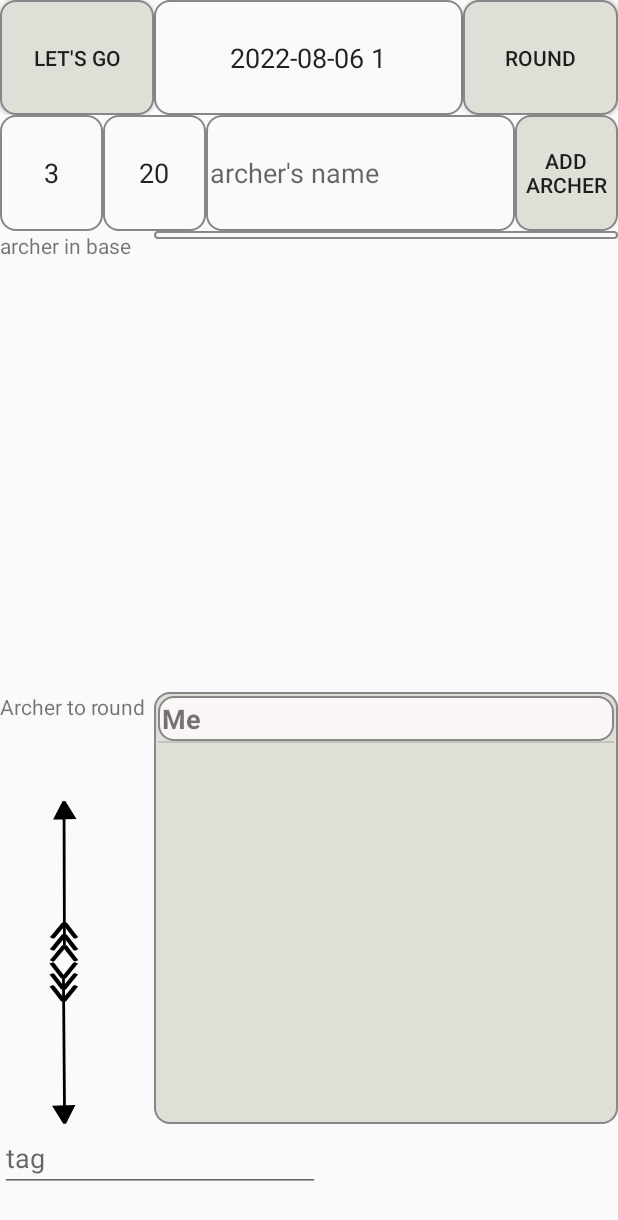
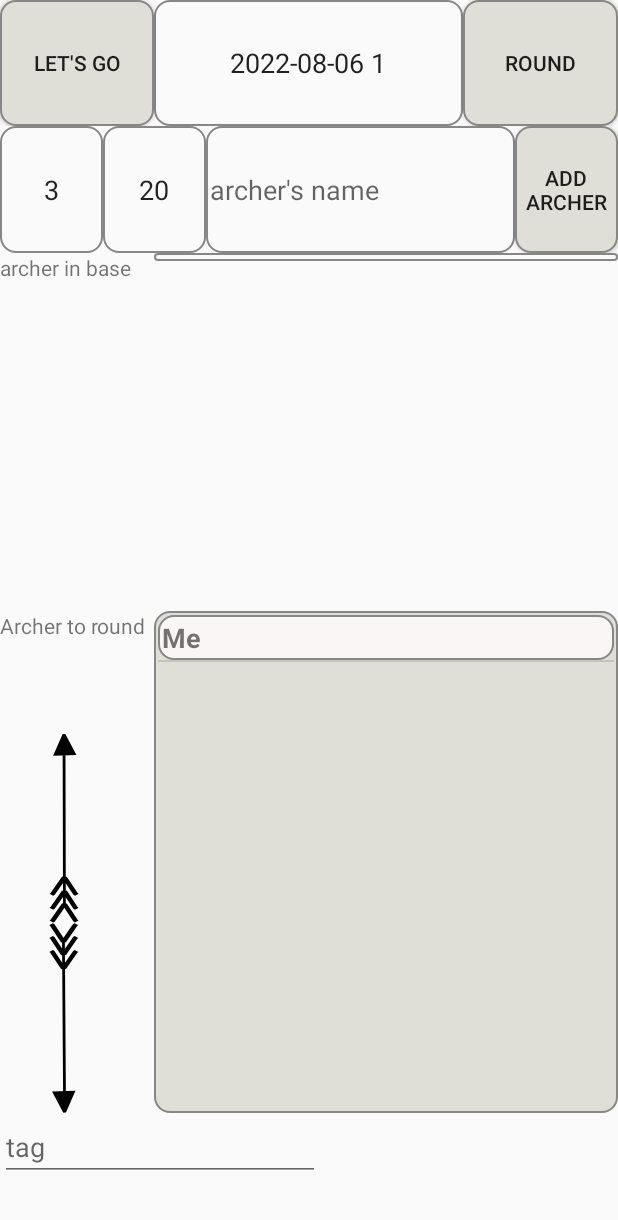
Before and after one commit to jiemeb/CompteCible, an Android app: the screen it shows after launch (Activity_config_round), on a phone screen of 412 x 824 dp. Shown: the top 1220 px of the screen. Run offline under Robolectric (Android 15) with nearby library versions, the phone set to English and light mode, and no system bars; 1 statement that could not run was skipped.

Commit message:
Version Hubert affichage des résultat condensé

```diff
--- a/app/src/main/res/drawable/am_arrow_style_black.xml
+++ b/app/src/main/res/drawable/am_arrow_style_black.xml
@@ -3,11 +3,12 @@
     android:shape="oval"
 >
     <solid android:color="@color/NoirCible" />
+
     <padding
-        android:bottom="3dp"
+        android:bottom="1dp"
         android:left="3dp"
         android:right="3dp"
-        android:top="3dp" />
+        android:top="1dp" />
     <stroke
         android:width="1dp"
         android:color="@color/NoirCible" />
--- a/app/src/main/res/drawable/am_arrow_style_blue.xml
+++ b/app/src/main/res/drawable/am_arrow_style_blue.xml
@@ -4,10 +4,10 @@
 >
     <solid android:color="@color/BleuCible" />
     <padding
-        android:bottom="3dp"
+        android:bottom="1dp"
         android:left="3dp"
         android:right="3dp"
-        android:top="3dp" />
+        android:top="1dp" />
     <stroke
         android:width="1dp"
         android:color="@color/NoirCible" />
--- a/app/src/main/res/drawable/am_arrow_style_red.xml
+++ b/app/src/main/res/drawable/am_arrow_style_red.xml
@@ -4,10 +4,10 @@
 >
     <solid android:color="@color/RougeCible" />
     <padding
-        android:bottom="3dp"
+        android:bottom="1dp"
         android:left="3dp"
         android:right="3dp"
-        android:top="3dp" />
+        android:top="1dp" />
     <stroke
         android:width="1dp"
         android:color="@color/NoirCible" />
--- a/app/src/main/res/drawable/am_arrow_style_white.xml
+++ b/app/src/main/res/drawable/am_arrow_style_white.xml
@@ -4,10 +4,10 @@
 >
     <solid android:color="@color/BlancCible" />
     <padding
-        android:bottom="3dp"
+        android:bottom="1dp"
         android:left="3dp"
         android:right="3dp"
-        android:top="3dp" />
+        android:top="1dp" />
     <stroke
         android:width="1dp"
         android:color="@color/NoirCible" />
--- a/app/src/main/res/drawable/am_arrow_style_yellow.xml
+++ b/app/src/main/res/drawable/am_arrow_style_yellow.xml
@@ -3,13 +3,14 @@
 
     android:shape="oval"
     android:innerRadiusRatio="10"
+
 >
     <solid android:color="@color/JauneCible" />
     <padding
-        android:bottom="3dp"
+        android:bottom="1dp"
         android:left="3dp"
         android:right="3dp"
-        android:top="3dp" />
+        android:top="1dp" />
     <stroke
         android:width="1dp"
         android:color="@color/NoirCible" />
--- a/app/src/main/res/layout/activity_config_round.xml
+++ b/app/src/main/res/layout/activity_config_round.xml
@@ -15,7 +15,7 @@
         android:layout_width="0dp"
         android:layout_height="wrap_content"
         android:layout_weight="1"
-        app:layout_constraintEnd_toEndOf="parent"
+        app:layout_constraintEnd_toEndOf="@id/tableRow12"
         app:layout_constraintLeft_toLeftOf="parent"
         app:layout_constraintRight_toRightOf="parent"
         app:layout_constraintStart_toStartOf="parent"
@@ -34,7 +34,6 @@
             android:textAlignment="center"
             app:layout_constraintStart_toStartOf="parent"
             app:layout_constraintTop_toTopOf="parent" />
-
         <LinearLayout
             android:layout_width="0dp"
             android:layout_height="match_parent"
@@ -73,7 +72,6 @@
                 app:layout_constraintStart_toEndOf="@id/bLetGo"
                 app:layout_constraintTop_toTopOf="@id/bLetGo" />
         </LinearLayout>
-
         <Button
             android:id="@+id/bConcours"
             android:layout_width="0dp"
@@ -86,10 +84,7 @@
             android:text="@string/Concours"
             app:layout_constraintStart_toEndOf="@id/IRoundName"
             app:layout_constraintTop_toTopOf="@id/bLetGo" />
-
-
     </TableRow>
-
 
     <TableRow
         android:id="@+id/tableRow12"
@@ -98,7 +93,7 @@
         android:layout_weight="1"
         app:layout_constraintLeft_toLeftOf="@id/tableRow1"
         app:layout_constraintRight_toRightOf="parent"
-        app:layout_constraintStart_toStartOf="parent"
+        app:layout_constraintStart_toStartOf="@id/tableRow1"
         app:layout_constraintTop_toBottomOf="@id/tableRow1">
 
 
@@ -162,12 +157,11 @@
         android:id="@+id/tableRow2"
         android:layout_width="match_parent"
         android:layout_height="0dp"
-        android:layout_weight="10"
+        android:layout_weight="6"
         android:orientation="horizontal"
         app:layout_constraintBottom_toTopOf="@id/tableRow3"
         app:layout_constraintLeft_toLeftOf="parent"
         app:layout_constraintRight_toRightOf="parent"
-
         app:layout_constraintTop_toBottomOf="@id/tableRow12">
 
         <TextView
@@ -188,7 +182,6 @@
             android:visibility="visible">
         </ListView>
     </TableRow>
-
 
     <TableRow
         android:id="@+id/tableRow3"
@@ -235,10 +228,10 @@
         android:layout_width="0dp"
         android:layout_height="match_parent"
         android:layout_weight="3"
-        android:orientation="vertical">>
+        android:orientation="vertical">
         <ListView
                 android:layout_width="match_parent"
-            	android:layout_height="wrap_content"
+            	android:layout_height="0dp"
             	android:layout_weight="3"
             	android:orientation="vertical"
                 android:choiceMode="singleChoice"
--- a/app/src/main/res/layout/activity_resultat_image.xml
+++ b/app/src/main/res/layout/activity_resultat_image.xml
@@ -93,7 +93,7 @@
         android:layout_width="match_parent"
         android:layout_height="0dp"
         android:layout_gravity="center_horizontal"
-        android:layout_marginTop="2dp"
+        android:layout_marginTop="3dp"
         app:layout_constraintDimensionRatio="1"
         android:isScrollContainer="true"/>
     </ScrollView>
```
Also changed, not shown: app/src/main/java/com/herault/comptecible/Activity_resultat_image.java (+11 -3 lines).
